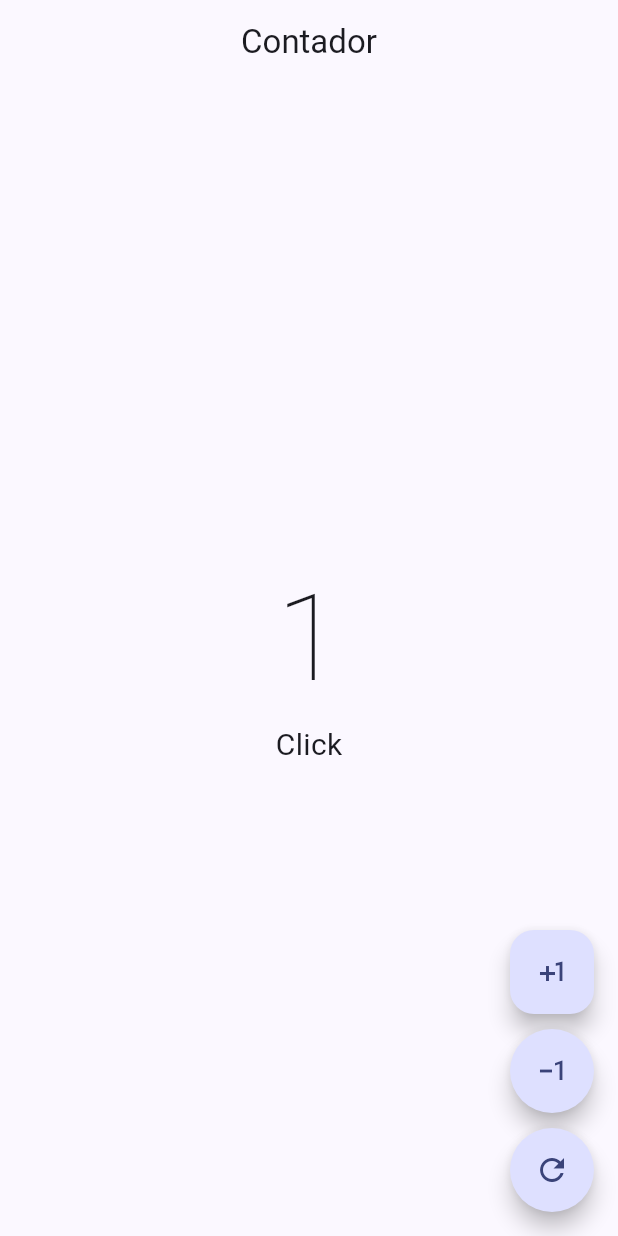
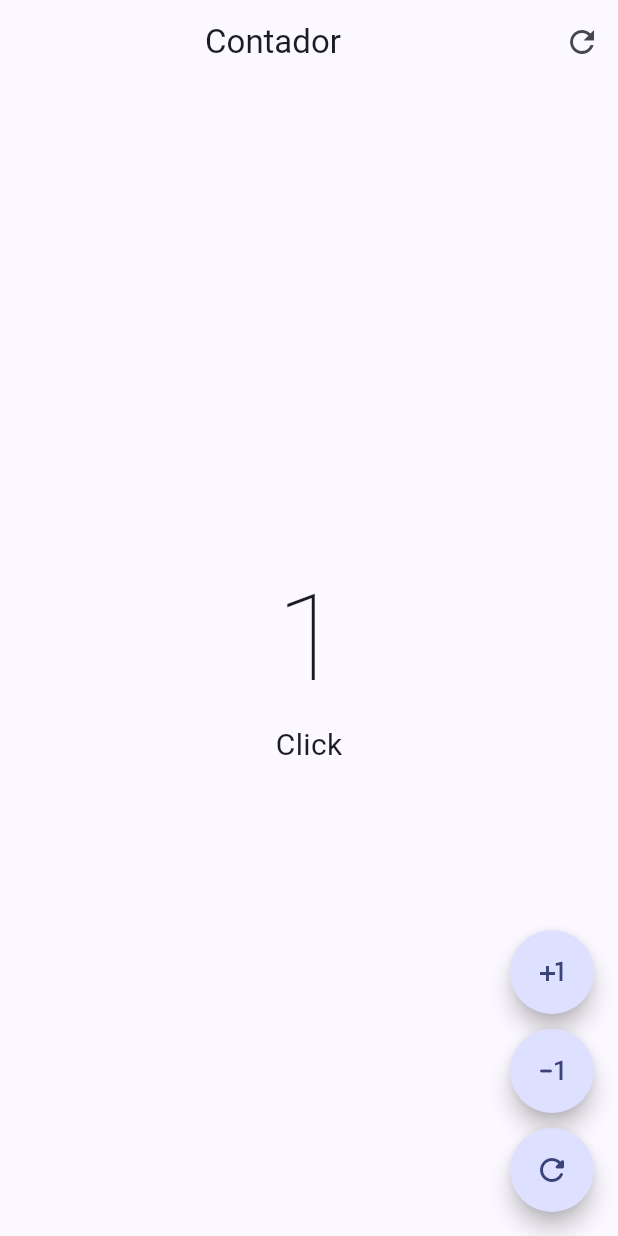
Before and after one commit to C3sarAcosta/counter_app, a Flutter app: the screen it shows after launch, after a tap on the "plus one" icon, on a phone screen of 412 x 824 dp. Run offline on Flutter 3.47's test engine with Material 2 defaults, Android fonts, the phone set to English and light mode, and no system bars.

```diff
--- a/lib/presentation/screens/counter/counter_screen.dart
+++ b/lib/presentation/screens/counter/counter_screen.dart
@@ -16,6 +16,16 @@ class _CounterScreenState extends State<CounterScreen> {
         title: const Center(
           child: Text('Contador'),
         ),
+        actions: [
+          IconButton(
+            onPressed: () {
+              setState(() {
+                contador = 0;
+              });
+            },
+            icon: const Icon(Icons.refresh_outlined),
+          )
+        ],
       ),
       body: Center(
         child: Column(
@@ -40,40 +50,53 @@ class _CounterScreenState extends State<CounterScreen> {
       floatingActionButton: Column(
         mainAxisAlignment: MainAxisAlignment.end,
         children: [
-          FloatingActionButton(
+          CustomButton(
+              onPressed: () {
+                setState(() {
+                  contador++;
+                });
+              },
+              icono: Icons.plus_one),
+          const SizedBox(
+            height: 10,
+          ),
+          CustomButton(
+            icono: Icons.exposure_minus_1_rounded,
             onPressed: () {
-              contador++;
-              //Reenderizar pantalla
-              setState(() {});
+              setState(() {
+                if (contador == 0) return;
+                contador--;
+              });
             },
-            child: const Icon(Icons.plus_one),
           ),
           const SizedBox(
             height: 10,
           ),
-          FloatingActionButton(
-            shape: const StadiumBorder(),
+          CustomButton(
+            icono: Icons.refresh_rounded,
             onPressed: () {
-              contador < 1 ? contador = 0 : contador--;
-              //Reenderizar pantalla
-              setState(() {});
+              setState(() {
+                contador = 0;
+              });
             },
-            child: const Icon(Icons.exposure_minus_1),
-          ),
-          const SizedBox(
-            height: 10,
-          ),
-          FloatingActionButton(
-            shape: const StadiumBorder(),
-            onPressed: () {
-              contador = 0;
-              //Reenderizar pantalla
-              setState(() {});
-            },
-            child: const Icon(Icons.refresh_outlined),
-          ),
+          )
         ],
       ),
     );
   }
 }
+
+class CustomButton extends StatelessWidget {
+  final IconData icono;
+  final VoidCallback? onPressed;
+  const CustomButton({super.key, required this.icono, this.onPressed});
+
+  @override
+  Widget build(BuildContext context) {
+    return FloatingActionButton(
+      shape: const StadiumBorder(),
+      onPressed: onPressed,
+      child: Icon(icono),
+    );
+  }
+}
```
